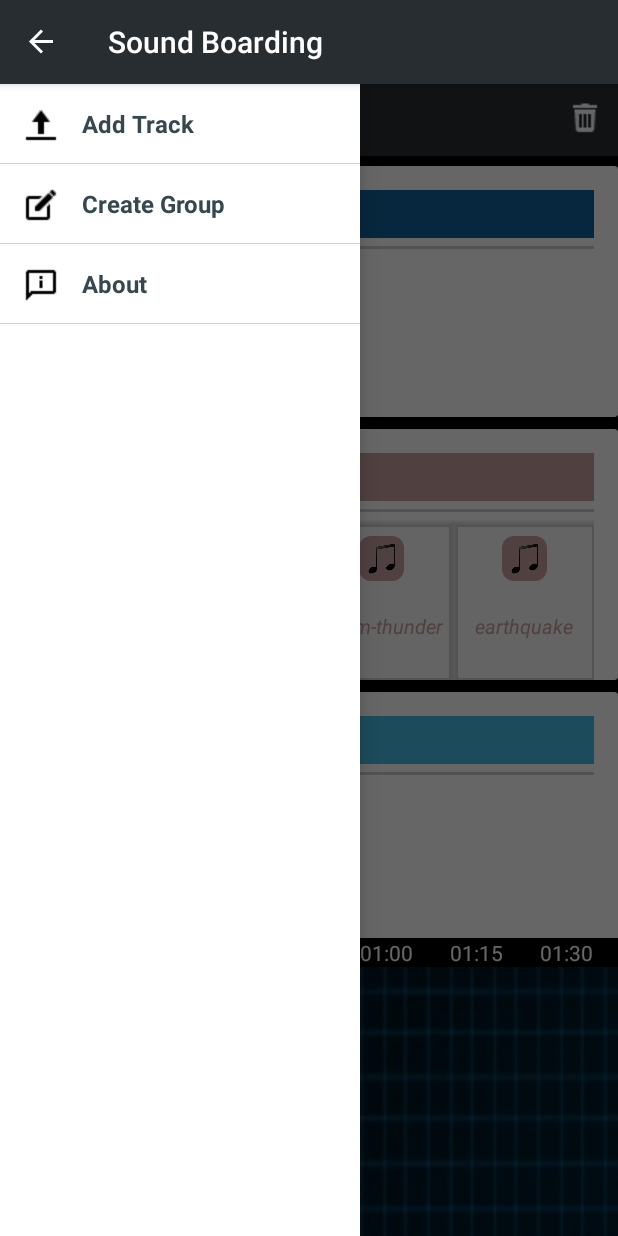
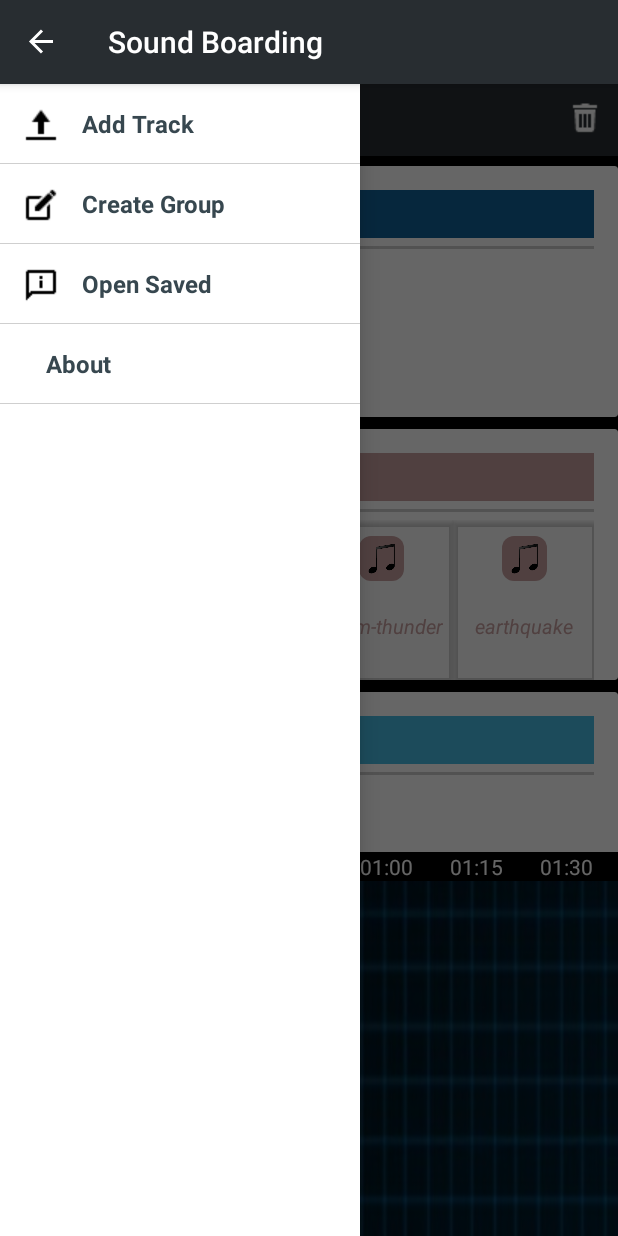
Before and after one commit to Michael-Raafat/Sound-Boarding, an Android app: the screen it shows after launch (MainActivity), with the side drawer open, on a phone screen of 412 x 824 dp. Run offline under Robolectric (Android 15) with nearby library versions, the phone set to English and light mode, and no system bars; libraries missing offline, so code that uses them is left out: rm.com.audiowave; 7 statements that could not run were skipped.

Commit message:
save view

```diff
--- a/app/src/main/AndroidManifest.xml
+++ b/app/src/main/AndroidManifest.xml
@@ -14,7 +14,7 @@
         android:theme="@style/AppTheme">
         <activity
             android:name=".MainActivity"
-            android:windowSoftInputMode="adjustPan">
+            android:windowSoftInputMode="adjustPan|adjustResize">
             >
             <intent-filter>
                 <action android:name="android.intent.action.MAIN" />
--- a/app/src/main/java/studios/kdc/soundboarding/DataServiceSingleton.java
+++ b/app/src/main/java/studios/kdc/soundboarding/DataServiceSingleton.java
@@ -1,6 +1,6 @@
 package studios.kdc.soundboarding;
 
-import android.content.Intent;
+
 import android.database.Cursor;
 import android.database.sqlite.SQLiteDatabase;
 
@@ -11,7 +11,6 @@
 import studios.kdc.soundboarding.models.SelectedTrack;
 import studios.kdc.soundboarding.models.Track;
 
-import static android.content.Context.MODE_PRIVATE;
 
 /**
  * Created by Michael on 8/2/2017.
--- a/app/src/main/java/studios/kdc/soundboarding/view/adapters/CustomListViewAdapter.java
+++ b/app/src/main/java/studios/kdc/soundboarding/view/adapters/CustomListViewAdapter.java
@@ -32,6 +32,7 @@
        this.icons = new ArrayList<>();
        this.icons.add(R.drawable.upload_black);
        this.icons.add(R.drawable.create);
+       this.icons.add(R.drawable.open);
        this.icons.add(R.drawable.about);
    }
 
--- a/app/src/main/res/layout/activity_main.xml
+++ b/app/src/main/res/layout/activity_main.xml
@@ -1,15 +1,16 @@
-<android.support.v4.widget.DrawerLayout xmlns:android="http://schemas.android.com/apk/res/android"
-    xmlns:app="http://schemas.android.com/apk/res-auto"
+<android.support.v4.widget.DrawerLayout
+    xmlns:android="http://schemas.android.com/apk/res/android"
     android:id="@+id/drawer_layout"
     android:fitsSystemWindows="true"
     android:layout_width="match_parent"
     android:layout_height="match_parent">
 
 
-<RelativeLayout xmlns:android="http://schemas.android.com/apk/res/android"
+<RelativeLayout
+    xmlns:android="http://schemas.android.com/apk/res/android"
     android:layout_width="match_parent"
     android:layout_height="match_parent"
-    xmlns:app="http://schemas.android.com/apk/res-auto"
+    android:id="@+id/main"
     android:background="@color/black">
 
 <LinearLayout
@@ -53,42 +54,11 @@
         android:orientation="horizontal"/>
 
     <include layout="@layout/timeline_view"/>
-
-    <android.support.design.widget.CoordinatorLayout xmlns:android="http://schemas.android.com/apk/res/android"
-
-        xmlns:tools="http://schemas.android.com/tools"
-        android:layout_width="match_parent"
-        android:layout_height="match_parent"
-        tools:context="studios.kdc.myapplication.MainActivity">
-
-    <android.support.design.widget.FloatingActionButton
-        android:id="@+id/mix"
-        android:visibility="gone"
-        android:layout_width="wrap_content"
-        android:layout_height="wrap_content"
-        android:layout_gravity="bottom|end"
-        android:layout_margin="16dp"
-        android:src="@drawable/mix"
-        app:backgroundTint="@color/light_grey"
-        android:clickable="true"
-       />
-
-        <android.support.design.widget.FloatingActionButton
-            android:id="@+id/pause_resume"
-            android:visibility="gone"
-            android:layout_width="wrap_content"
-            android:layout_height="wrap_content"
-            android:layout_gravity="bottom|end"
-            android:layout_margin="16dp"
-            android:src="@drawable/played"
-            app:backgroundTint="@color/light_grey"
-            android:clickable="true"
-            />
-    </android.support.design.widget.CoordinatorLayout>
-</RelativeLayout>
+    <include layout="@layout/floating_buttons"/>
 
 
 
+</RelativeLayout>
     <ListView android:id="@+id/left_drawer"
         android:layout_width="240dp"
         android:layout_height="match_parent"
--- a/app/src/main/res/values/strings.xml
+++ b/app/src/main/res/values/strings.xml
@@ -2,12 +2,12 @@
     <string name="app_name">Sound Boarding</string>
     <string name="separator">&amp;&amp;@</string>
     <string name="remove_option">Remove</string>
-    <string name="name">Track Name</string>
     <string name="close">close</string>
     <string name="open">open</string>
     <array name="options">
         <item>Add Track</item>
         <item>Create Group</item>
+        <item>Open Saved</item>
         <item>About</item>
     </array>
     <string name="title_activity_track_uploader">Upload Track</string>
@@ -16,4 +16,5 @@
     <string name="choose_color">Choose Color</string>
     <string name="save">Save</string>
     <string name="title_activity_group_creator">GroupCreator</string>
+    <string name="name">Track Name</string>
 </resources>
```
Also changed, not shown: app/src/main/java/studios/kdc/soundboarding/MainActivity.java (+66 -31 lines), app/src/main/java/studios/kdc/soundboarding/view/timeline/CustomTimelineView.java (+6 -1 lines).
